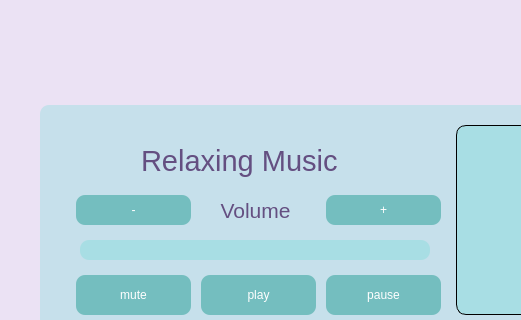
lakshmivishal9496/Soft-Health, file static/music.ui: the form before one commit; both pictures show x 162 to 683 and y 215 to 535 of the 1024 by 768 pixel window.
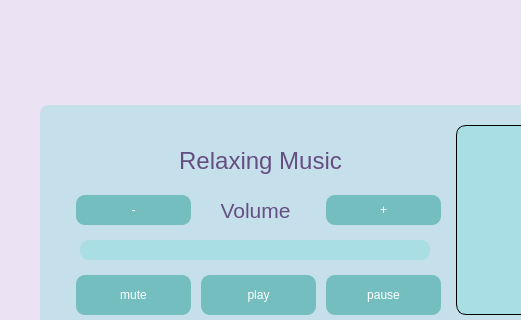
The form after the commit. Icons and pictures are not drawn.

Commit message: adjusted main label

Patch:
```diff
--- a/static/music.ui
+++ b/static/music.ui
@@ -266,16 +266,16 @@
    <widget class="QLabel" name="main_label">
     <property name="geometry">
      <rect>
-      <x>100</x>
+      <x>40</x>
       <y>30</y>
-      <width>261</width>
+      <width>361</width>
       <height>51</height>
      </rect>
     </property>
     <property name="font">
      <font>
       <family>Arial</family>
-      <pointsize>22</pointsize>
+      <pointsize>18</pointsize>
       <weight>50</weight>
       <italic>false</italic>
       <bold>false</bold>
@@ -298,6 +298,9 @@
     <property name="text">
      <string>Relaxing Music</string>
     </property>
+    <property name="alignment">
+     <set>Qt::AlignCenter</set>
+    </property>
     <property name="indent">
      <number>1</number>
     </property>
```
Left out of the diff: 10 changed lines with no effect on the pictures.
